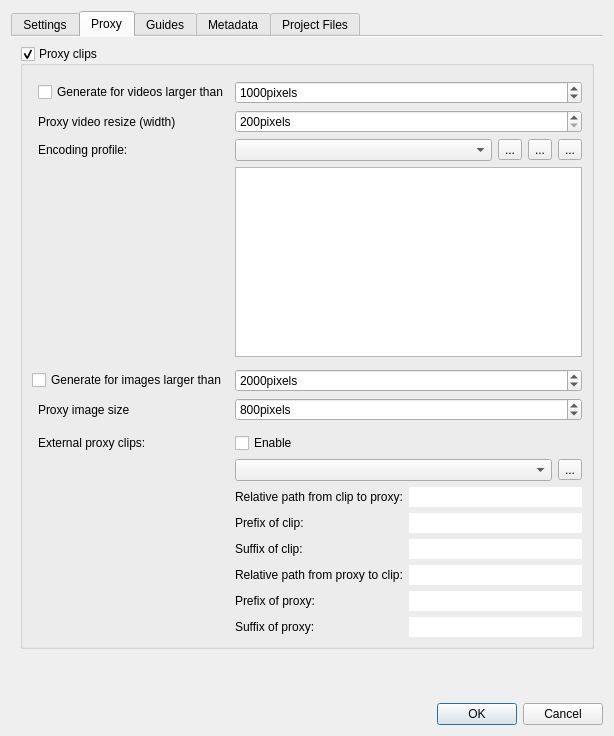
Before: the Qt Designer form src/ui/projectsettings_ui.ui in KDE/kdenlive, drawn with Qt 5.
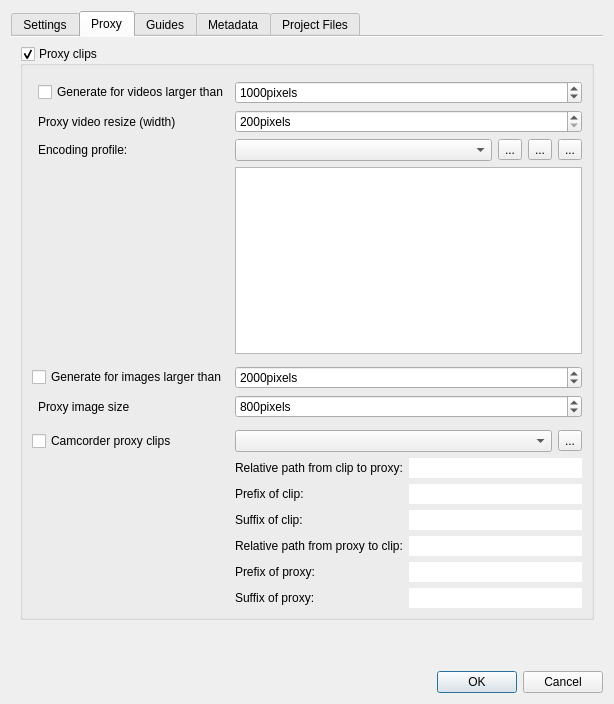
After: the same form once the commit is applied. The open tabs and pages were chosen to show the change. Icons and pictures are not drawn. Custom widgets are drawn as their Qt base class.

Commit message: Rename external proxy to camcorder proxy, cleanup ui Fixes #1956

```diff
--- a/src/ui/projectsettings_ui.ui
+++ b/src/ui/projectsettings_ui.ui
@@ -11,7 +11,7 @@
     <x>0</x>
     <y>0</y>
     <width>614</width>
-    <height>736</height>
+    <height>704</height>
    </rect>
   </property>
   <property name="windowTitle">
@@ -403,30 +403,6 @@
             </item>
            </layout>
           </item>
-          <item row="9" column="1">
-           <widget class="QLabel" name="label">
-            <property name="text">
-             <string>External proxy clips:</string>
-            </property>
-           </widget>
-          </item>
-          <item row="10" column="2">
-           <layout class="QHBoxLayout" name="horizontalLayout_4">
-            <item>
-             <widget class="QComboBox" name="external_proxy_profile"/>
-            </item>
-            <item>
-             <widget class="QToolButton" name="manage_external">
-              <property name="text">
-               <string>...</string>
-              </property>
-              <property name="icon">
-               <iconset theme="configure"/>
-              </property>
-             </widget>
-            </item>
-           </layout>
-          </item>
           <item row="2" column="1">
            <widget class="QLabel" name="label_3">
             <property name="text">
@@ -434,13 +410,6 @@
             </property>
            </widget>
           </item>
-          <item row="9" column="2">
-           <widget class="QCheckBox" name="external_proxy">
-            <property name="text">
-             <string>Enable</string>
-            </property>
-           </widget>
-          </item>
           <item row="1" column="2">
            <widget class="QSpinBox" name="proxy_minsize">
             <property name="suffix">
@@ -524,6 +493,30 @@
           <item row="0" column="1" colspan="2">
            <widget class="KSeparator" name="kseparator_5"/>
           </item>
+          <item row="9" column="2">
+           <layout class="QHBoxLayout" name="horizontalLayout_4">
+            <item>
+             <widget class="QComboBox" name="external_proxy_profile"/>
+            </item>
+            <item>
+             <widget class="QToolButton" name="manage_external">
+              <property name="text">
+               <string>...</string>
+              </property>
+              <property name="icon">
+               <iconset theme="configure"/>
+              </property>
+             </widget>
+            </item>
+           </layout>
+          </item>
+          <item row="9" column="0" colspan="2">
+           <widget class="QCheckBox" name="external_proxy">
+            <property name="text">
+             <string>Camcorder proxy clips</string>
+            </property>
+           </widget>
+          </item>
          </layout>
         </widget>
        </item>
```
The commit also changes 1 other file.
